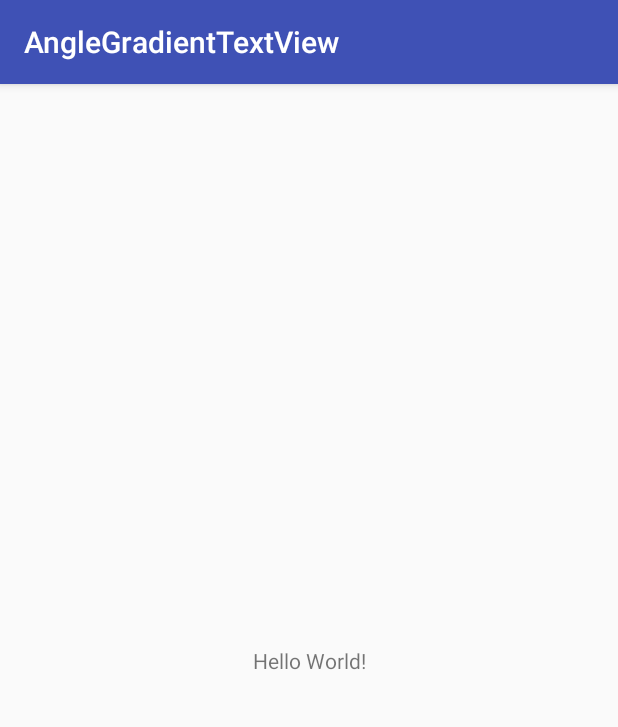
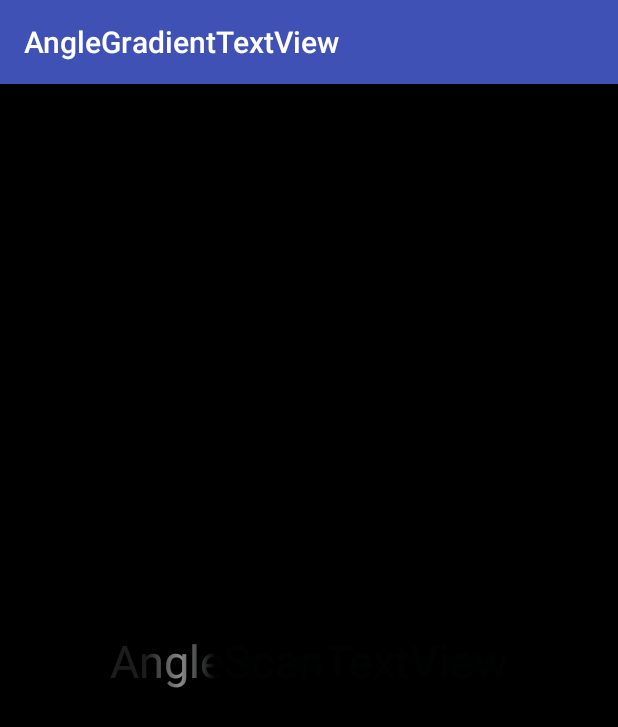
Before and after one commit to AnglePengCoding/AngleGradientTextView, an Android app: the screen it shows after launch (MainActivity), on a phone screen of 412 x 824 dp. Shown: the top 727 px of the screen. Run offline under Robolectric (Android 15) with nearby library versions, the phone set to English and light mode, and no system bars.

Commit message:
增加功能，修改默认扫描渐变设置时间，扫描颜色，

```diff
--- a/angle_gradinet_library/src/main/java/angle/com/angle_gradinet_library/AngleGradientTextView.java
+++ b/angle_gradinet_library/src/main/java/angle/com/angle_gradinet_library/AngleGradientTextView.java
@@ -22,8 +22,10 @@ public class AngleGradientTextView extends AppCompatTextView {
     private Paint mPaint;
     private int mViewWidth = 0;
     private int mTranslate = 0;
-
+    private long mDelayMilliseconds;
     private int delta = 15;
+    private int colors[];
+    private float positions[];
 
     public AngleGradientTextView(Context context) {
         super(context);
@@ -48,8 +50,7 @@ public class AngleGradientTextView extends AppCompatTextView {
                     size = mViewWidth;
                 }
                 mLinearGradient = new LinearGradient(-size, 0, 0, 0,
-                        new int[]{0x33ffffff, 0xffffffff, 0x33ffffff},
-                        new float[]{0, 0.2f, 1}, Shader.TileMode.CLAMP); //边缘融合
+                        getColors(), getPositions(), Shader.TileMode.CLAMP);
                 mPaint.setShader(mLinearGradient);
                 mGradientMatrix = new Matrix();
             }
@@ -66,6 +67,71 @@ public class AngleGradientTextView extends AppCompatTextView {
         }
         mGradientMatrix.setTranslate(mTranslate, 0);
         mLinearGradient.setLocalMatrix(mGradientMatrix);
-        postInvalidateDelayed(500);
+        postInvalidateDelayed(getDelayMilliseconds());
+    }
+
+
+    /**
+     * 扫描时间
+     *
+     * @param delayMilliseconds 扫描时间
+     */
+    public void setDelayMilliseconds(long delayMilliseconds) {
+        this.mDelayMilliseconds = delayMilliseconds;
+    }
+
+    public long getDelayMilliseconds() {
+        if (mDelayMilliseconds == 0) {
+            mDelayMilliseconds = 30;
+            return mDelayMilliseconds;
+        }
+        return mDelayMilliseconds;
+    }
+
+
+    public int[] getColors() {
+        if (colors == null) {
+            colors = new int[]{
+                    0x33ffffff, 0xffffffff, 0x33fffff
+            };
+            return colors;
+        }
+        return colors;
+    }
+
+    /**
+     * 扫描颜色
+     * 数组长度为3
+     *
+     * @param colors 颜色
+     */
+    public void setScanColors(int[] colors) {
+        if (colors.length < 2) {
+            throw new IndexOutOfBoundsException("colors the maximum size is three");
+        }
+        this.colors = colors;
+    }
+
+    public float[] getPositions() {
+        if (positions == null) {
+            positions = new float[]{
+                    0, 0.5f, 1
+            };
+            return positions;
+        }
+        return positions;
+    }
+
+    /**
+     * 扫描渐变设置
+     * 数组长度为3
+     *
+     * @param positions 扫描渐变设置
+     */
+    public void setScanPositions(float[] positions) {
+        if (positions.length < 2) {
+            throw new IndexOutOfBoundsException("positions the maximum size is three");
+        }
+        this.positions = positions;
     }
 }
--- a/app/src/main/java/angle/com/anglegradienttextview/MainActivity.java
+++ b/app/src/main/java/angle/com/anglegradienttextview/MainActivity.java
@@ -2,6 +2,8 @@ package angle.com.anglegradienttextview;
 
 import android.support.v7.app.AppCompatActivity;
 import android.os.Bundle;
+
+import angle.com.angle_gradinet_library.AngleGradientTextView;
 
 public class MainActivity extends AppCompatActivity {
 
@@ -9,5 +11,9 @@ public class MainActivity extends AppCompatActivity {
     protected void onCreate(Bundle savedInstanceState) {
         super.onCreate(savedInstanceState);
         setContentView(R.layout.activity_main);
+
+        AngleGradientTextView mAgt =findViewById(R.id.mAgt);
+        mAgt.setDelayMilliseconds(500);
+        mAgt.setScanPositions(new float[]{0f,0.5f,1f});
     }
 }
--- a/app/src/main/res/layout/activity_main.xml
+++ b/app/src/main/res/layout/activity_main.xml
@@ -4,12 +4,15 @@
     xmlns:tools="http://schemas.android.com/tools"
     android:layout_width="match_parent"
     android:layout_height="match_parent"
+    android:background="@android:color/black"
     tools:context="angle.com.anglegradienttextview.MainActivity">
 
-    <TextView
+    <angle.com.angle_gradinet_library.AngleGradientTextView
+        android:textSize="30sp"
+        android:id="@+id/mAgt"
         android:layout_width="wrap_content"
         android:layout_height="wrap_content"
-        android:text="Hello World!"
+        android:text="AngleScanTextView"
         app:layout_constraintBottom_toBottomOf="parent"
         app:layout_constraintLeft_toLeftOf="parent"
         app:layout_constraintRight_toRightOf="parent"
```
Also changed, not shown: angle_gradinet_library/build.gradle (+8 -2 lines), app/build.gradle (+7 -1 lines), 1 other file.
